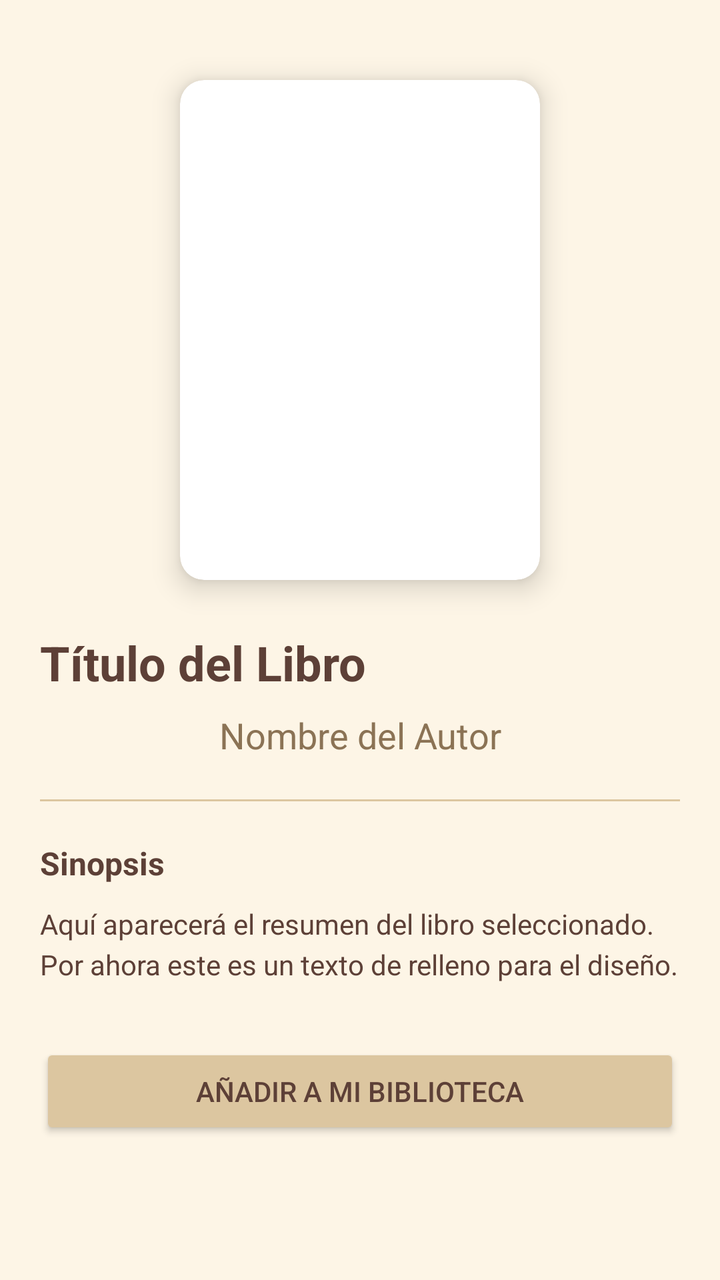
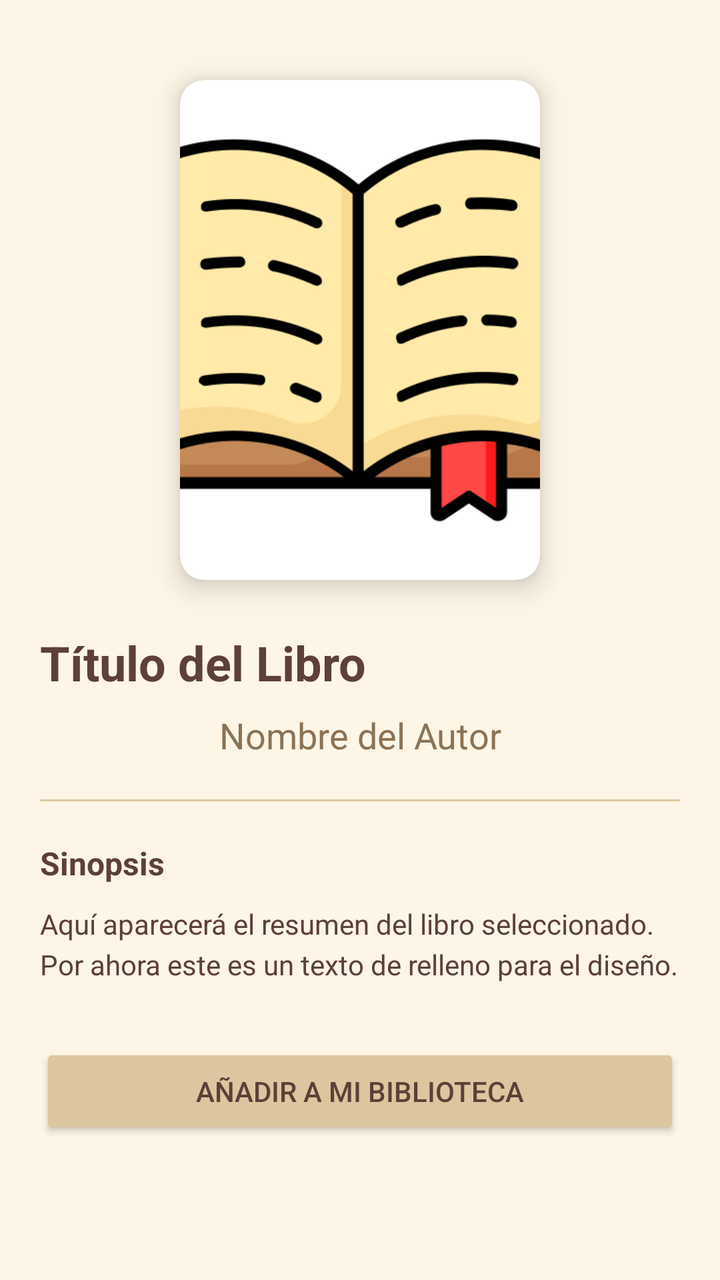

An Android layout rendered at two revisions. The XML below is the earlier revision; the diff shows what the commit changed to produce the second picture.
<!-- AndroidManifest.xml: application theme Theme.TFG_2025 -->
<!-- res/layout/fragment_detalle_libro.xml -->
<?xml version="1.0" encoding="utf-8"?>
<ScrollView
    xmlns:android="http://schemas.android.com/apk/res/android"
    xmlns:app="http://schemas.android.com/apk/res-auto"
    android:layout_width="match_parent"
    android:layout_height="match_parent"
    android:background="#FDF5E6">

    <androidx.constraintlayout.widget.ConstraintLayout
        android:layout_width="match_parent"
        android:layout_height="wrap_content"
        android:padding="20dp">

        <androidx.cardview.widget.CardView
            android:id="@+id/card_portada"
            android:layout_width="180dp"
            android:layout_height="250dp"
            android:layout_marginTop="20dp"
            app:cardCornerRadius="12dp"
            app:cardElevation="8dp"
            app:layout_constraintEnd_toEndOf="parent"
            app:layout_constraintStart_toStartOf="parent"
            app:layout_constraintTop_toTopOf="parent">

            <ImageView
                android:id="@+id/img_detalle_portada"
                android:layout_width="match_parent"
                android:layout_height="match_parent"
                android:scaleType="centerCrop"
                android:src="@android:drawable/ic_menu_book" />
        </androidx.cardview.widget.CardView>

        <TextView
            android:id="@+id/tv_detalle_titulo"
            android:layout_width="0dp"
            android:layout_height="wrap_content"
            android:layout_marginTop="25dp"
            android:text="Título del Libro"
            android:textAlignment="center"
            android:textColor="#5D4037"
            android:textSize="24sp"
            android:textStyle="bold"
            app:layout_constraintEnd_toEndOf="parent"
            app:layout_constraintStart_toStartOf="parent"
            app:layout_constraintTop_toBottomOf="@id/card_portada" />

        <TextView
            android:id="@+id/tv_detalle_autor"
            android:layout_width="wrap_content"
            android:layout_height="wrap_content"
            android:layout_marginTop="8dp"
            android:text="Nombre del Autor"
            android:textColor="#8B7355"
            android:textSize="18sp"
            app:layout_constraintEnd_toEndOf="parent"
            app:layout_constraintStart_toStartOf="parent"
            app:layout_constraintTop_toBottomOf="@id/tv_detalle_titulo" />

        <View
            android:id="@+id/divisor"
            android:layout_width="match_parent"
            android:layout_height="1dp"
            android:layout_marginTop="20dp"
            android:background="#DCC6A0"
            app:layout_constraintTop_toBottomOf="@id/tv_detalle_autor" />

        <TextView
            android:id="@+id/tv_label_sinopsis"
            android:layout_width="wrap_content"
            android:layout_height="wrap_content"
            android:layout_marginTop="20dp"
            android:text="Sinopsis"
            android:textColor="#5D4037"
            android:textSize="16sp"
            android:textStyle="bold"
            app:layout_constraintStart_toStartOf="parent"
            app:layout_constraintTop_toBottomOf="@id/divisor" />

        <TextView
            android:id="@+id/tv_detalle_descripcion"
            android:layout_width="0dp"
            android:layout_height="wrap_content"
            android:layout_marginTop="10dp"
            android:lineSpacingExtra="4dp"
            android:text="Aquí aparecerá el resumen del libro seleccionado. Por ahora este es un texto de relleno para el diseño."
            android:textColor="#5D4037"
            app:layout_constraintEnd_toEndOf="parent"
            app:layout_constraintStart_toStartOf="parent"
            app:layout_constraintTop_toBottomOf="@id/tv_label_sinopsis" />

        <Button
            android:id="@+id/btn_añadir_biblioteca"
            android:layout_width="match_parent"
            android:layout_height="wrap_content"
            android:layout_marginTop="30dp"
            android:backgroundTint="#DCC6A0"
            android:text="Añadir a mi biblioteca"
            android:textColor="#5D4037"
            app:layout_constraintTop_toBottomOf="@id/tv_detalle_descripcion" />

    </androidx.constraintlayout.widget.ConstraintLayout>
</ScrollView>
<!-- resources referenced by this layout -->
<resources>
  <style name="Theme.TFG_2025" parent="Theme.MaterialComponents.Light.NoActionBar">
          <item name="colorPrimary">@color/boton_primario</item>
          <item name="android:windowBackground">@color/fondo_crema</item>
          <item name="android:statusBarColor">@color/fondo_crema</item>
          <item name="android:windowLightStatusBar">true</item>
      </style>
  <color name="boton_primario">#8D6E63</color>
  <color name="fondo_crema">#F5F5DC</color>
</resources>

<!-- the commit's change to res/layout/fragment_detalle_libro.xml (unified diff, before → after) -->
@@ -27,7 +27,7 @@
                 android:layout_width="match_parent"
                 android:layout_height="match_parent"
                 android:scaleType="centerCrop"
-                android:src="@android:drawable/ic_menu_book" />
+                android:src="@drawable/ic_menu_libro" />
         </androidx.cardview.widget.CardView>
 
         <TextView
<!-- resource entries referenced after the edit -->
@@ -1,5 +1,6 @@
 <!-- resources referenced by this layout -->
 <resources>
+  <!-- drawable ic_menu_libro: png bitmap (drawable, 28499 bytes) -->
   <style name="Theme.TFG_2025" parent="Theme.MaterialComponents.Light.NoActionBar">
           <item name="colorPrimary">@color/boton_primario</item>
           <item name="android:windowBackground">@color/fondo_crema</item>
